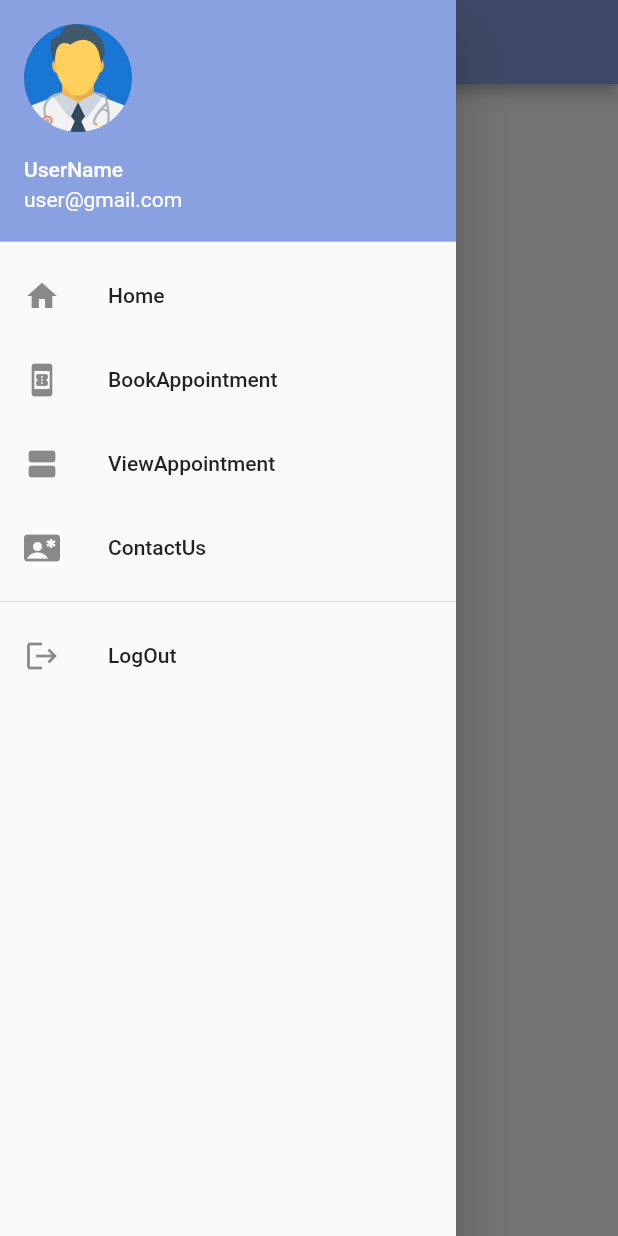
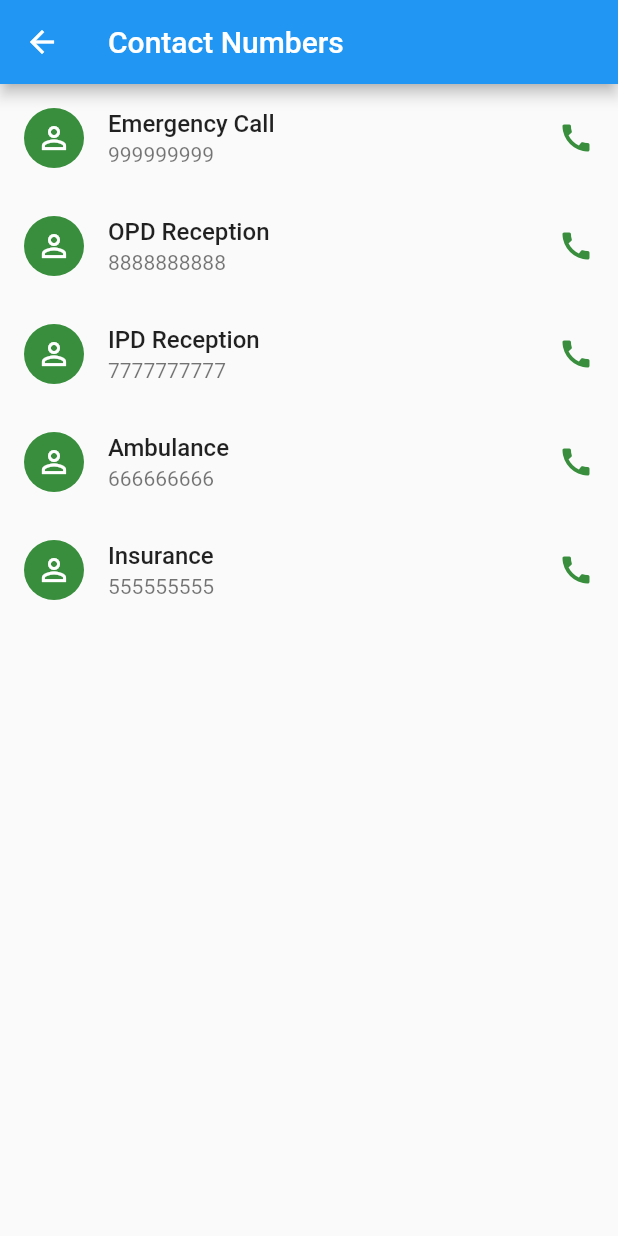
Before and after one commit to pradyumna2300/star_flutt, a Flutter app: the MyHome screen opened by its route, in the side drawer, after a tap on "ContactUs", on a phone screen of 412 x 824 dp. Run offline on Flutter 3.47's test engine with Material 2 defaults, Android fonts, the phone set to English and light mode, and no system bars.

Commit message:
ContactUs
Added contact us file

```diff
--- /dev/null
+++ b/lib/contactus.dart
@@ -0,0 +1,85 @@
+// ignore_for_file: prefer_const_constructors
+
+import 'package:flutter/material.dart';
+import 'package:flutter/src/widgets/framework.dart';
+import 'package:flutter/src/widgets/placeholder.dart';
+import 'package:url_launcher/url_launcher.dart';
+
+class ContactModel {
+  String name, phonenumber;
+  bool isSelected;
+  ContactModel(this.name, this.phonenumber, this.isSelected);
+}
+
+class MyContactUs extends StatefulWidget {
+  const MyContactUs({super.key});
+
+  @override
+  State<MyContactUs> createState() => _MyContactUsState();
+}
+
+class _MyContactUsState extends State<MyContactUs> {
+  List<ContactModel> contacts = [
+    ContactModel("Emergency Call", "999999999", false),
+    ContactModel("OPD Reception", "8888888888", false),
+    ContactModel("IPD Reception", "7777777777", false),
+    ContactModel("Ambulance", "666666666", false),
+    ContactModel("Insurance", "555555555", false),
+  ];
+  List<ContactModel> selectedContacts = List.empty();
+
+  @override
+  Widget build(BuildContext context) {
+    return (Scaffold(
+      appBar: AppBar(
+        title: Text("Contact Numbers"),
+      ),
+      body: SafeArea(
+          child: Container(
+        child: ListView.builder(
+            itemCount: contacts.length,
+            itemBuilder: (BuildContext context, int index) {
+              return ContactItem(
+                  contacts[index].name,
+                  contacts[index].phonenumber,
+                  contacts[index].isSelected,
+                  index);
+            }),
+      )),
+    ));
+  }
+
+  Widget ContactItem(
+      String name, String phoneNumber, bool isSelected, int index) {
+    return ListTile(
+      leading: CircleAvatar(
+        backgroundColor: Colors.green[700],
+        child: Icon(
+          Icons.person_outline_outlined,
+          color: Colors.white,
+        ),
+      ),
+      title: Text(
+        name,
+        style: TextStyle(fontWeight: FontWeight.w500),
+      ),
+      subtitle: Text(phoneNumber),
+      onLongPress: () {},
+      trailing: isSelected
+          ? Icon(
+              Icons.call,
+              color: Colors.green[700],
+            )
+          : Icon(Icons.call, color: Colors.green[700]),
+      onTap: () async {
+        final Uri url = Uri(
+          scheme: 'tel',
+          path: (phoneNumber),
+        );
+        if (await canLaunchUrl(url)) {
+          await launchUrl(url);
+        }
+      },
+    );
+  }
+}
--- a/lib/main.dart
+++ b/lib/main.dart
@@ -1,6 +1,10 @@
+//import 'dart:js';
+
 //import 'dart:js';
 
 import 'package:flutter/material.dart';
+import 'package:star_flutt/contactus.dart';
+//import 'package:star_flutt/gallary.dart';
 import 'package:star_flutt/home.dart';
 import 'package:star_flutt/login.dart';
 import 'package:star_flutt/register.dart';
@@ -14,6 +18,8 @@ void main() {
       'login': (context) => MyLogin(),
       'register': (context) => MyRegister(),
       'home': (context) => MyHome(),
+      'contact': (context) => MyContactUs(),
+      //'gallary': (context) => MyGallary()
     },
   ));
 }
--- a/lib/navbar.dart
+++ b/lib/navbar.dart
@@ -1,6 +1,8 @@
 import 'package:flutter/material.dart';
 import 'package:flutter/src/widgets/framework.dart';
 import 'package:flutter/src/widgets/placeholder.dart';
+import 'package:star_flutt/contactus.dart';
+//import 'package:star_flutt/gallary.dart';
 
 class MyNavbar extends StatelessWidget {
   const MyNavbar({super.key});
@@ -34,10 +36,13 @@ class MyNavbar extends StatelessWidget {
           onTap: () => print('ViewAppointment'),
         ),
         ListTile(
-          leading: Icon(Icons.contact_emergency),
-          title: Text('ContactUs'),
-          onTap: () => print('callus'),
-        ),
+            leading: Icon(Icons.contact_emergency),
+            title: Text('ContactUs'),
+            onTap: () {
+              Navigator.push(context,
+                  MaterialPageRoute(builder: (context) => MyContactUs()));
+            }),
+        Divider(),
         Divider(),
         ListTile(
           leading: Icon(Icons.logout),
--- a/pubspec.yaml
+++ b/pubspec.yaml
@@ -35,6 +35,8 @@ dependencies:
   # The following adds the Cupertino Icons font to your application.
   # Use with the CupertinoIcons class for iOS style icons.
   cupertino_icons: ^1.0.2
+  http: ^0.13.5
+  url_launcher: ^6.1.10
 
 dev_dependencies:
   flutter_test:
```
Also changed, not shown: pubspec.lock.
